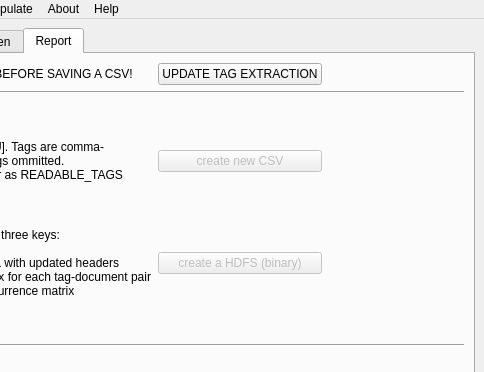
The window that nestor/ui/taggingUI.ui (usnistgov/nestor) describes before a commit, drawn with Qt 5; both pictures show x 188 to 672 and y 0 to 372 of the 672 by 681 pixel window.
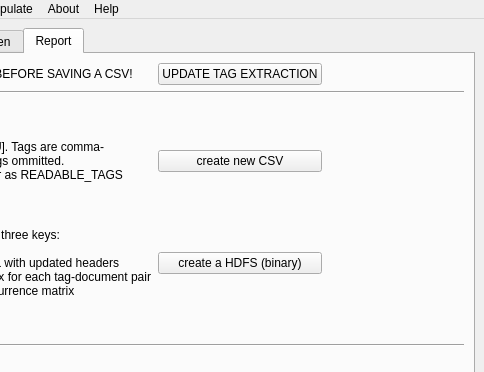
The same window after the commit. The open tabs and pages were chosen to show the change.

Commit message: all extraction can be done

Patch:
```diff
--- a/nestor/ui/taggingUI.ui
+++ b/nestor/ui/taggingUI.ui
@@ -640,7 +640,7 @@
               <item row="5" column="1">
                <widget class="QPushButton" name="pushButton_report_saveNewCsv">
                 <property name="enabled">
-                 <bool>false</bool>
+                 <bool>true</bool>
                 </property>
                 <property name="text">
                  <string>create new CSV</string>
@@ -693,7 +693,7 @@
               <item row="7" column="1">
                <widget class="QPushButton" name="pushButton_report_saveBinnaryCsv">
                 <property name="enabled">
-                 <bool>false</bool>
+                 <bool>true</bool>
                 </property>
                 <property name="text">
                  <string>create a HDFS (binary)</string>
```
Left out of the diff: 2 changed lines with no effect on the pictures. The commit also changes 2 other files.
